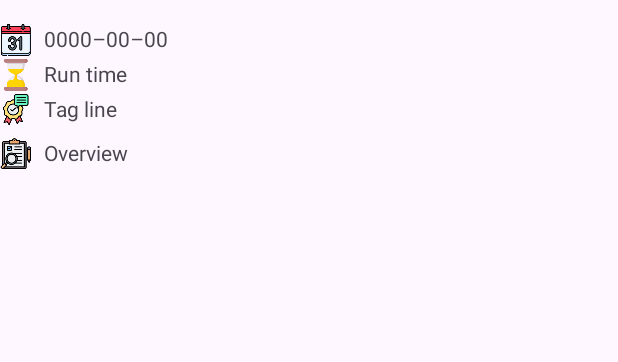
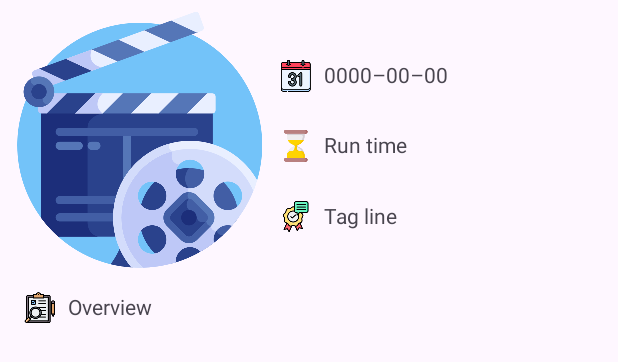
Before and after one commit to jonrysimbolon/MovieHiltModular, an Android app: the layout detail_content_scrolling.xml on its own in the app's theme, with its tools: preview values and no code run, on a phone screen of 412 x 824 dp. Shown: the top 362 px of the screen. Run offline under Robolectric (Android 15) with nearby library versions, the light colour scheme and no system bars.

Commit message:
docs: empty detail kotlin and make adjustment on detail xml with pin toolbar and move imageview on detail content scrolling

```diff
--- a/app/src/main/res/layout/detail_content_scrolling.xml
+++ b/app/src/main/res/layout/detail_content_scrolling.xml
@@ -5,55 +5,74 @@
     android:layout_width="match_parent"
     android:layout_height="match_parent"
     app:layout_behavior="@string/appbar_scrolling_view_behavior"
-    tools:showIn="@layout/fragment_detail">
+    tools:showIn="@layout/fragment_detail"
+    android:id="@+id/ns">
 
     <androidx.constraintlayout.widget.ConstraintLayout
-        android:layout_width="wrap_content"
+        android:layout_width="match_parent"
         android:layout_height="wrap_content">
 
+        <ImageView
+            app:layout_constraintStart_toStartOf="parent"
+            app:layout_constraintTop_toTopOf="parent"
+            android:id="@+id/posterIv"
+            android:layout_width="wrap_content"
+            android:layout_height="wrap_content"
+            android:layout_margin="@dimen/_8dp"
+            app:srcCompat="@drawable/cinema"
+            android:importantForAccessibility="no" />
+
         <androidx.appcompat.widget.AppCompatTextView
-            app:layout_constraintTop_toTopOf="parent"
+            app:layout_constraintTop_toTopOf="@id/posterIv"
+            app:layout_constraintBottom_toTopOf="@id/runTimeTv"
+            app:layout_constraintStart_toEndOf="@id/posterIv"
+            app:layout_constraintEnd_toEndOf="parent"
             android:id="@+id/releaseDateTv"
-            android:layout_width="match_parent"
+            android:layout_width="0dp"
             android:layout_height="wrap_content"
-            android:layout_marginHorizontal="@dimen/_16dp"
-            android:layout_marginTop="@dimen/_16dp"
+            android:layout_marginHorizontal="@dimen/_8dp"
+            android:layout_marginTop="@dimen/_8dp"
             android:text="@string/release_date"
             android:drawablePadding="@dimen/_8dp"
             app:drawableStartCompat="@drawable/ic_calendar" />
 
         <androidx.appcompat.widget.AppCompatTextView
+            app:layout_constraintStart_toStartOf="@id/releaseDateTv"
+            app:layout_constraintEnd_toEndOf="@id/releaseDateTv"
+            app:layout_constraintTop_toBottomOf="@id/releaseDateTv"
+            app:layout_constraintBottom_toTopOf="@id/taglineTv"
             android:id="@+id/runTimeTv"
-            android:layout_width="match_parent"
+            android:layout_width="0dp"
             android:layout_height="wrap_content"
-            android:layout_marginHorizontal="@dimen/_16dp"
             android:layout_marginTop="@dimen/_2dp"
             android:text="@string/run_time"
             android:drawablePadding="@dimen/_8dp"
-            app:drawableStartCompat="@drawable/ic_time"
-            app:layout_constraintTop_toBottomOf="@id/releaseDateTv" />
+            app:drawableStartCompat="@drawable/ic_time" />
 
         <androidx.appcompat.widget.AppCompatTextView
+            app:layout_constraintVertical_bias="0"
+            app:layout_constraintTop_toBottomOf="@id/runTimeTv"
+            app:layout_constraintStart_toStartOf="@id/releaseDateTv"
+            app:layout_constraintEnd_toEndOf="@id/releaseDateTv"
+            app:layout_constraintBottom_toBottomOf="@id/posterIv"
             android:id="@+id/taglineTv"
-            android:layout_width="match_parent"
+            android:layout_width="0dp"
             android:layout_height="wrap_content"
-            android:layout_marginHorizontal="@dimen/_16dp"
             android:layout_marginTop="@dimen/_2dp"
             android:text="@string/tag_line"
             android:drawablePadding="@dimen/_8dp"
-            app:drawableStartCompat="@drawable/ic_tagline"
-            app:layout_constraintTop_toBottomOf="@id/runTimeTv" />
+            app:drawableStartCompat="@drawable/ic_tagline"/>
 
         <androidx.appcompat.widget.AppCompatTextView
             android:id="@+id/overViewTv"
             android:layout_width="match_parent"
             android:layout_height="wrap_content"
             android:layout_marginHorizontal="@dimen/_16dp"
-            android:layout_marginTop="@dimen/_8dp"
+            android:layout_marginTop="@dimen/_16dp"
             android:text="@string/over_view"
             android:drawablePadding="@dimen/_8dp"
             app:drawableStartCompat="@drawable/ic_overview"
-            app:layout_constraintTop_toBottomOf="@id/taglineTv" />
+            app:layout_constraintTop_toBottomOf="@id/posterIv" />
     </androidx.constraintlayout.widget.ConstraintLayout>
 
 
```
Also changed, not shown: app/src/main/java/com/jonrysimbolon/moviehiltmodular/presentation/detail/DetailFragment.kt (+39 -4 lines), app/src/main/res/layout/fragment_detail.xml (+5 -14 lines).
